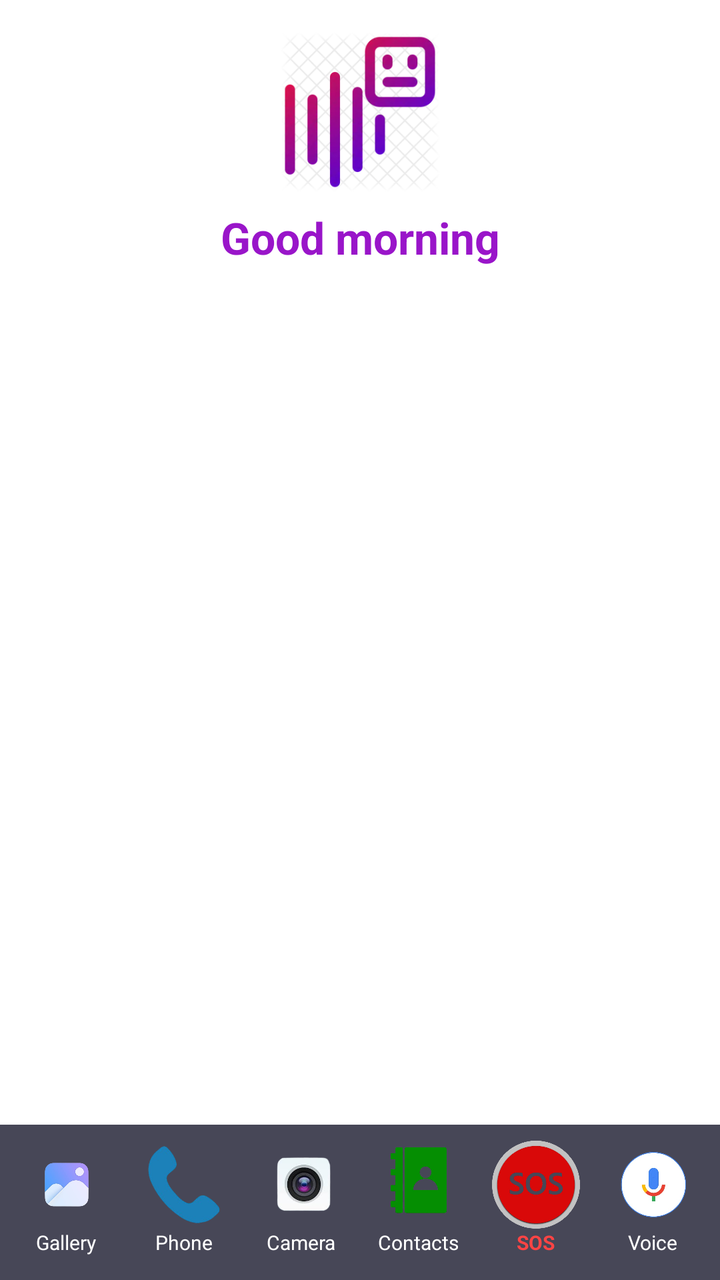
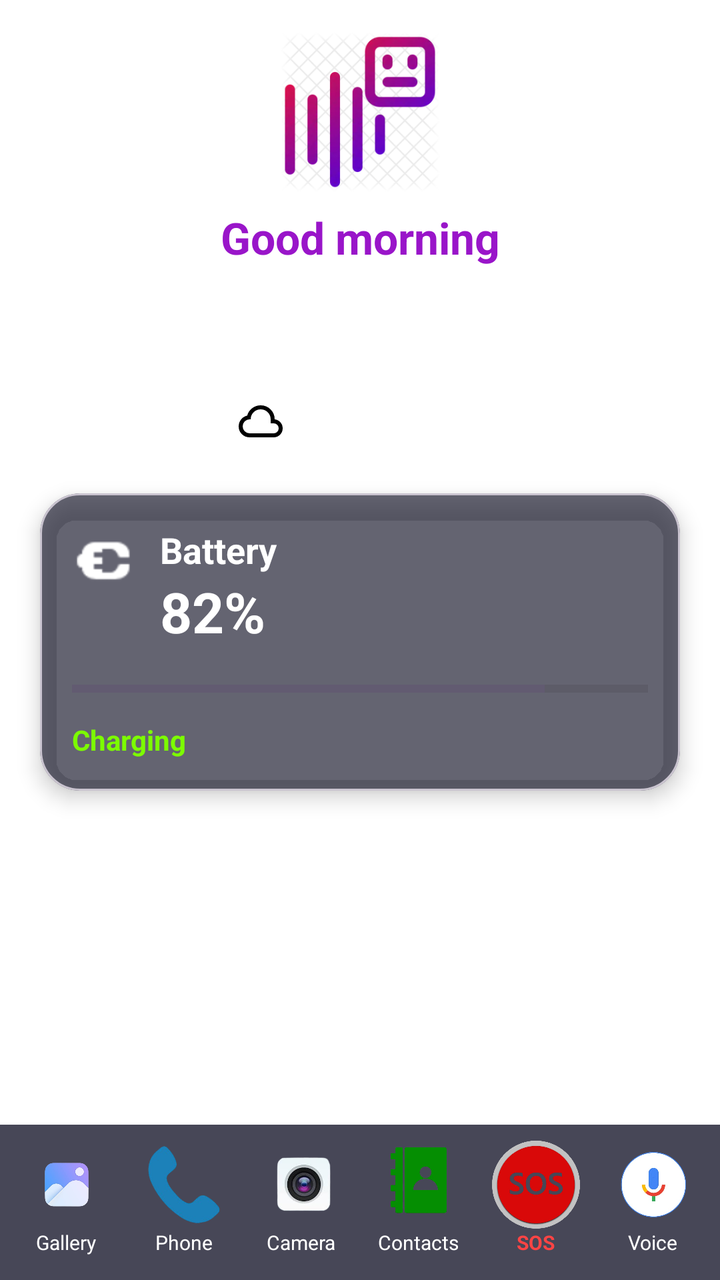

Before-and-after screenshots of an Android layout around one commit, followed by the original layout XML and the change that was made.
<!-- AndroidManifest.xml: activity theme Theme.MyAdapto.Launcher -->
<!-- res/layout/fragment_home.xml -->
<?xml version="1.0" encoding="utf-8"?>
<androidx.constraintlayout.widget.ConstraintLayout
    xmlns:android="http://schemas.android.com/apk/res/android"
    xmlns:app="http://schemas.android.com/apk/res-auto"
    android:layout_width="match_parent"
    android:layout_height="match_parent">

    <ImageView
        android:id="@+id/home_logo"
        android:layout_width="120dp"
        android:layout_height="80dp"
        android:layout_marginTop="16dp"
        app:srcCompat="@drawable/img_11"
        app:layout_constraintTop_toTopOf="parent"
        app:layout_constraintStart_toStartOf="parent"
        app:layout_constraintEnd_toEndOf="parent" />

    <TextView
        android:id="@+id/home_greeting"
        android:layout_width="wrap_content"
        android:layout_height="wrap_content"
        android:layout_marginTop="8dp"
        android:text="Good morning"
        android:textColor="#F7960DC7"
        android:textSize="22sp"
        android:textStyle="bold"
        app:layout_constraintTop_toBottomOf="@id/home_logo"
        app:layout_constraintStart_toStartOf="parent"
        app:layout_constraintEnd_toEndOf="parent" />

    <TextView
        android:id="@+id/home_clock"
        android:layout_width="wrap_content"
        android:layout_height="wrap_content"
        android:layout_marginTop="4dp"
        android:text="--:--"
        android:textColor="#FFFFFF"
        android:textSize="40sp"
        app:layout_constraintTop_toBottomOf="@id/home_greeting"
        app:layout_constraintStart_toStartOf="parent"
        app:layout_constraintEnd_toEndOf="parent" />

    
    <LinearLayout
        android:id="@+id/dock_container"
        android:layout_width="0dp"
        android:layout_height="wrap_content"
        android:orientation="horizontal"
        android:gravity="center"
        android:paddingTop="8dp"
        android:paddingBottom="12dp"
        android:paddingStart="4dp"
        android:paddingEnd="4dp"
        android:background="#CC1A1A2E"
        app:layout_constraintBottom_toBottomOf="parent"
        app:layout_constraintStart_toStartOf="parent"
        app:layout_constraintEnd_toEndOf="parent">

        
        <LinearLayout
            android:layout_width="0dp"
            android:layout_height="wrap_content"
            android:layout_weight="1"
            android:orientation="vertical"
            android:gravity="center">
            <ImageView
                android:id="@+id/dock_gallery"
                android:layout_width="44dp"
                android:layout_height="44dp"
                android:contentDescription="Gallery"
                app:srcCompat="@drawable/images_removebg_preview__4_" />
            <TextView android:id="@+id/dock_gallery_label" android:layout_width="wrap_content" android:layout_height="wrap_content"
                android:text="Gallery" android:textColor="#FFFFFF" android:textSize="10sp" />
        </LinearLayout>

        
        <LinearLayout
            android:layout_width="0dp"
            android:layout_height="wrap_content"
            android:layout_weight="1"
            android:orientation="vertical"
            android:gravity="center">
            <ImageView
                android:id="@+id/dock_phone"
                android:layout_width="44dp"
                android:layout_height="44dp"
                android:contentDescription="Phone"
                app:srcCompat="@drawable/images_removebg_preview__3_" />
            <TextView android:id="@+id/dock_phone_label" android:layout_width="wrap_content" android:layout_height="wrap_content"
                android:text="Phone" android:textColor="#FFFFFF" android:textSize="10sp" />
        </LinearLayout>

        
        <LinearLayout
            android:layout_width="0dp"
            android:layout_height="wrap_content"
            android:layout_weight="1"
            android:orientation="vertical"
            android:gravity="center">
            <ImageView
                android:id="@+id/dock_camera"
                android:layout_width="44dp"
                android:layout_height="44dp"
                android:contentDescription="Camera"
                app:srcCompat="@drawable/download__5__removebg_preview" />
            <TextView android:id="@+id/dock_camera_label" android:layout_width="wrap_content" android:layout_height="wrap_content"
                android:text="Camera" android:textColor="#FFFFFF" android:textSize="10sp" />
        </LinearLayout>

        
        <LinearLayout
            android:layout_width="0dp"
            android:layout_height="wrap_content"
            android:layout_weight="1"
            android:orientation="vertical"
            android:gravity="center">
            <ImageView
                android:id="@+id/dock_contacts"
                android:layout_width="44dp"
                android:layout_height="44dp"
                android:contentDescription="Contacts"
                app:srcCompat="@drawable/images__1__removebg_preview__1_" />
            <TextView android:id="@+id/dock_contacts_label" android:layout_width="wrap_content" android:layout_height="wrap_content"
                android:text="Contacts" android:textColor="#FFFFFF" android:textSize="10sp" />
        </LinearLayout>

        
        <LinearLayout
            android:layout_width="0dp"
            android:layout_height="wrap_content"
            android:layout_weight="1"
            android:orientation="vertical"
            android:gravity="center">
            <ImageView
                android:id="@+id/dock_sos"
                android:layout_width="44dp"
                android:layout_height="44dp"
                android:contentDescription="SOS"
                app:srcCompat="@drawable/images__1__removebg_preview" />
            <TextView android:layout_width="wrap_content" android:layout_height="wrap_content"
                android:text="SOS" android:textColor="#FF4444" android:textSize="10sp"
                android:textStyle="bold" />
        </LinearLayout>

        
        <LinearLayout
            android:layout_width="0dp"
            android:layout_height="wrap_content"
            android:layout_weight="1"
            android:orientation="vertical"
            android:gravity="center">
            <ImageView
                android:id="@+id/dock_voice"
                android:layout_width="44dp"
                android:layout_height="44dp"
                android:contentDescription="Voice"
                app:srcCompat="@drawable/images_removebg_preview" />
            <TextView android:layout_width="wrap_content" android:layout_height="wrap_content"
                android:text="Voice" android:textColor="#FFFFFF" android:textSize="10sp" />
        </LinearLayout>

    </LinearLayout>

</androidx.constraintlayout.widget.ConstraintLayout>
<!-- resources referenced by this layout -->
<resources>
  <!-- drawable download__5__removebg_preview: png bitmap (drawable, 34803 bytes) -->
  <!-- drawable images__1__removebg_preview: png bitmap (drawable, 137638 bytes) -->
  <!-- drawable images__1__removebg_preview__1_: png bitmap (drawable, 47524 bytes) -->
  <!-- drawable images_removebg_preview: png bitmap (drawable, 54682 bytes) -->
  <!-- drawable images_removebg_preview__3_: png bitmap (drawable, 21491 bytes) -->
  <!-- drawable images_removebg_preview__4_: png bitmap (drawable, 67408 bytes) -->
  <!-- drawable img_11: png bitmap (drawable, 61085 bytes) -->
  <style name="Theme.MyAdapto.Launcher" parent="Theme.MyAdapto">
          <item name="android:windowShowWallpaper">true</item>
          <item name="android:windowBackground">@android:color/transparent</item>
          <item name="android:colorBackgroundCacheHint">@null</item>
      </style>
  <style name="Theme.MyAdapto" parent="Base.Theme.MyAdapto" />
  <style name="Base.Theme.MyAdapto" parent="Theme.Material3.DayNight.NoActionBar">
          
          
  
          <item name="android:windowSplashScreenBackground">#0A0F1F</item>
  
          <item name="android:windowSplashScreenAnimatedIcon">
              @drawable/adlogo
          </item>
      </style>
  <!-- drawable adlogo: png bitmap (drawable, 552473 bytes) -->
</resources>

<!-- the commit's change to res/layout/fragment_home.xml (unified diff, before → after) -->
@@ -39,6 +39,120 @@
         app:layout_constraintTop_toBottomOf="@id/home_greeting"
         app:layout_constraintStart_toStartOf="parent"
         app:layout_constraintEnd_toEndOf="parent" />
+
+    <LinearLayout
+        android:id="@+id/weather_layout"
+        android:layout_width="wrap_content"
+        android:layout_height="wrap_content"
+        android:layout_marginTop="8dp"
+        android:orientation="horizontal"
+        android:gravity="center"
+        app:layout_constraintTop_toBottomOf="@id/home_clock"
+        app:layout_constraintStart_toStartOf="parent"
+        app:layout_constraintEnd_toEndOf="parent">
+
+    <ImageView
+        android:id="@+id/img_weather"
+        android:layout_width="24dp"
+        android:layout_height="24dp"
+        android:src="@drawable/ic_weather_sunny"
+        android:contentDescription="Weather" />
+
+    <TextView
+        android:id="@+id/txt_weather"
+        android:layout_width="wrap_content"
+        android:layout_height="wrap_content"
+        android:layout_marginStart="8dp"
+        android:text="28°C • Sunny"
+        android:textColor="#FFFFFF"
+        android:textSize="16sp"/>
+    </LinearLayout>
+
+    <com.google.android.material.card.MaterialCardView
+        android:id="@+id/card_battery"
+        android:layout_width="0dp"
+        android:layout_height="wrap_content"
+        android:layout_marginStart="20dp"
+        android:layout_marginEnd="20dp"
+        android:layout_marginTop="24dp"
+        app:cardCornerRadius="20dp"
+        app:cardElevation="6dp"
+        app:cardBackgroundColor="#AA1B1B2F"
+        app:layout_constraintTop_toBottomOf="@id/weather_layout"
+        app:layout_constraintStart_toStartOf="parent"
+        app:layout_constraintEnd_toEndOf="parent">
+
+        <androidx.constraintlayout.widget.ConstraintLayout
+            android:layout_width="match_parent"
+            android:layout_height="wrap_content"
+            android:padding="16dp">
+
+            
+            <ImageView
+                android:id="@+id/img_battery"
+                android:layout_width="32dp"
+                android:layout_height="32dp"
+                android:src="@android:drawable/ic_lock_idle_charging"
+                android:tint="#FFFFFF"
+                app:layout_constraintTop_toTopOf="parent"
+                app:layout_constraintStart_toStartOf="parent"/>
+
+            
+            <TextView
+                android:id="@+id/txtBatteryTitle"
+                android:layout_width="wrap_content"
+                android:layout_height="wrap_content"
+                android:text="Battery"
+                android:textColor="#FFFFFF"
+                android:textStyle="bold"
+                android:textSize="18sp"
+                app:layout_constraintTop_toTopOf="@id/img_battery"
+                app:layout_constraintStart_toEndOf="@id/img_battery"
+                android:layout_marginStart="12dp"/>
+
+            
+            <TextView
+                android:id="@+id/txtBatteryPercent"
+                android:layout_width="wrap_content"
+                android:layout_height="wrap_content"
+                android:text="82%"
+                android:textColor="#FFFFFF"
+                android:textSize="28sp"
+                android:textStyle="bold"
+                app:layout_constraintTop_toBottomOf="@id/txtBatteryTitle"
+                app:layout_constraintStart_toStartOf="@id/txtBatteryTitle"/>
+
+            
+            <ProgressBar
+                android:id="@+id/progressBattery"
+                style="?android:attr/progressBarStyleHorizontal"
+                android:layout_width="0dp"
+                android:layout_height="8dp"
+                android:max="100"
+                android:progress="82"
+                app:layout_constraintTop_toBottomOf="@id/txtBatteryPercent"
+                app:layout_constraintStart_toStartOf="parent"
+                app:layout_constraintEnd_toEndOf="parent"
+                android:layout_marginTop="16dp"/>
+
+            
+            <TextView
+                android:id="@+id/txtBatteryStatus"
+                android:layout_width="wrap_content"
+                android:layout_height="wrap_content"
+                android:text="Charging"
+                android:textColor="#7CFC00"
+                android:textStyle="bold"
+                android:textSize="14sp"
+                app:layout_constraintTop_toBottomOf="@id/progressBattery"
+                app:layout_constraintStart_toStartOf="parent"
+                android:layout_marginTop="12dp"/>
+
+        </androidx.constraintlayout.widget.ConstraintLayout>
+
+    </com.google.android.material.card.MaterialCardView>
+
+
 
     
     <LinearLayout
<!-- resource entries referenced after the edit -->
@@ -1,6 +1,12 @@
 <!-- resources referenced by this layout -->
 <resources>
   <!-- drawable download__5__removebg_preview: png bitmap (drawable, 34803 bytes) -->
+  <!-- drawable ic_weather_sunny (drawable) -->
+  <vector xmlns:android="http://schemas.android.com/apk/res/android" android:height="24dp" android:tint="#000000" android:viewportHeight="960" android:viewportWidth="960" android:width="24dp">
+        
+      <path android:fillColor="@android:color/white" android:pathData="M260,800Q169,800 104.5,737Q40,674 40,583Q40,505 87,444Q134,383 210,366Q235,274 310,217Q385,160 480,160Q597,160 678.5,241.5Q760,323 760,440L760,440L760,440Q829,448 874.5,499.5Q920,551 920,620Q920,695 867.5,747.5Q815,800 740,800L260,800ZM260,720L740,720Q782,720 811,691Q840,662 840,620Q840,578 811,549Q782,520 740,520L680,520L680,440Q680,357 621.5,298.5Q563,240 480,240Q397,240 338.5,298.5Q280,357 280,440L280,440L260,440Q202,440 161,481Q120,522 120,580Q120,638 161,679Q202,720 260,720ZM480,480Q480,480 480,480Q480,480 480,480Q480,480 480,480Q480,480 480,480L480,480L480,480Q480,480 480,480Q480,480 480,480Q480,480 480,480Q480,480 480,480L480,480L480,480Q480,480 480,480Q480,480 480,480Q480,480 480,480Q480,480 480,480Z"/>
+      
+  </vector>
   <!-- drawable images__1__removebg_preview: png bitmap (drawable, 137638 bytes) -->
   <!-- drawable images__1__removebg_preview__1_: png bitmap (drawable, 47524 bytes) -->
   <!-- drawable images_removebg_preview: png bitmap (drawable, 54682 bytes) -->
